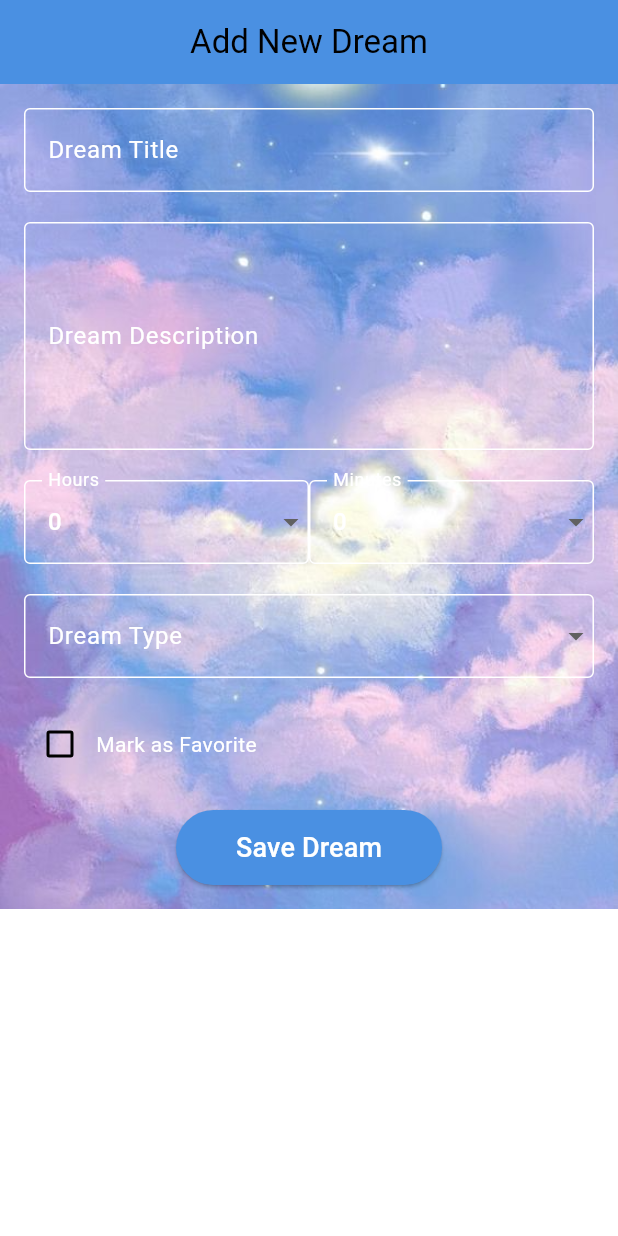
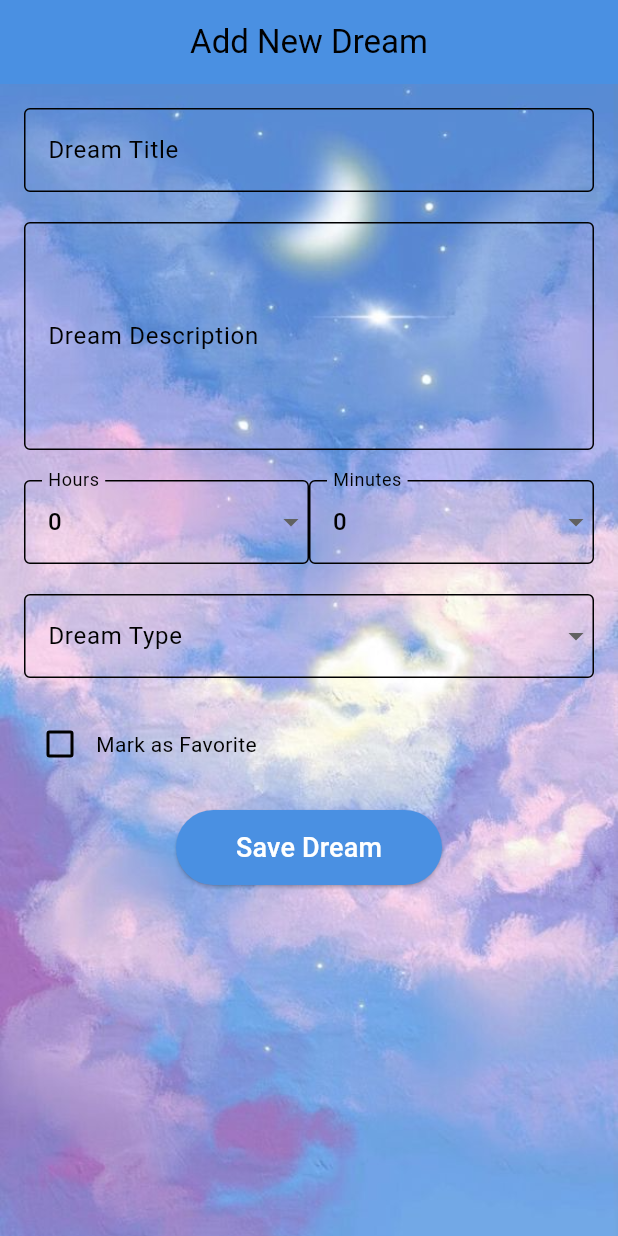
Before and after one commit to SoLixie/DreamLog, a Flutter app: the AddDreamScreen screen opened directly, on a phone screen of 412 x 824 dp. Run offline on Flutter 3.47's test engine with Material 3 defaults, Android fonts, the phone set to English and light mode, and no system bars; our stand-ins replace sensors_plus, sqflite; accounts and stored records are empty.

Commit message:
Updated UI and fixed layout issues

```diff
--- a/lib/add_dream.dart
+++ b/lib/add_dream.dart
@@ -98,6 +98,7 @@ class _AddDreamScreenState extends State<AddDreamScreen> {
         leading: Container(),
       ),
       body: Container(
+        height: MediaQuery.of(context).size.height, // Ensure full height of the screen
         decoration: BoxDecoration(
           image: DecorationImage(
             image: AssetImage('assets/images/background.png'),
@@ -115,6 +116,7 @@ class _AddDreamScreenState extends State<AddDreamScreen> {
                   label: 'Dream Title',
                   controller: _titleController,
                   maxLines: 1,
+                  textColor: Colors.black,  // Set text color to black for better visibility
                 ),
                 const SizedBox(height: 20),
 
@@ -123,6 +125,7 @@ class _AddDreamScreenState extends State<AddDreamScreen> {
                   label: 'Dream Description',
                   controller: _descriptionController,
                   maxLines: 5,
+                  textColor: Colors.black,  // Set text color to black for better visibility
                 ),
                 const SizedBox(height: 20),
 
@@ -147,6 +150,7 @@ class _AddDreamScreenState extends State<AddDreamScreen> {
                       _selectedDreamType = newValue;
                     });
                   },
+                  textColor: Colors.black,  // Set text color to black for better visibility
                 ),
                 const SizedBox(height: 20),
 
@@ -163,7 +167,7 @@ class _AddDreamScreenState extends State<AddDreamScreen> {
                     ),
                     const Text(
                       'Mark as Favorite',
-                      style: TextStyle(color: Colors.white),
+                      style: TextStyle(color: Colors.black),  // Set text color to black for visibility
                     ),
                   ],
                 ),
@@ -196,21 +200,22 @@ class _AddDreamScreenState extends State<AddDreamScreen> {
     required String label,
     required TextEditingController controller,
     required int maxLines,
+    required Color textColor,
   }) {
     return TextField(
       controller: controller,
       maxLines: maxLines,
       decoration: InputDecoration(
         labelText: label,
-        labelStyle: const TextStyle(color: Colors.white),
+        labelStyle: TextStyle(color: textColor),
         enabledBorder: OutlineInputBorder(
-          borderSide: const BorderSide(color: Colors.white),
+          borderSide: BorderSide(color: textColor),
         ),
         focusedBorder: OutlineInputBorder(
-          borderSide: const BorderSide(color: Colors.white),
+          borderSide: BorderSide(color: textColor),
         ),
       ),
-      style: const TextStyle(color: Colors.white),
+      style: TextStyle(color: textColor),
     );
   }
 
@@ -256,18 +261,18 @@ class _AddDreamScreenState extends State<AddDreamScreen> {
         onChanged: onChanged,
         decoration: InputDecoration(
           labelText: label,
-          labelStyle: const TextStyle(color: Colors.white),
+          labelStyle: const TextStyle(color: Colors.black),
           enabledBorder: OutlineInputBorder(
-            borderSide: const BorderSide(color: Colors.white),
+            borderSide: const BorderSide(color: Colors.black),
           ),
           focusedBorder: OutlineInputBorder(
-            borderSide: const BorderSide(color: Colors.white),
+            borderSide: const BorderSide(color: Colors.black),
           ),
         ),
         items: items.map((int value) {
           return DropdownMenuItem<int>(
             value: value,
-            child: Text(value.toString(), style: const TextStyle(color: Colors.white)),
+            child: Text(value.toString(), style: const TextStyle(color: Colors.black)),
           );
         }).toList(),
       ),
@@ -280,24 +285,25 @@ class _AddDreamScreenState extends State<AddDreamScreen> {
     required String? value,
     required List<String> items,
     required ValueChanged<String?> onChanged,
+    required Color textColor,
   }) {
     return DropdownButtonFormField<String>(
       value: value,
       onChanged: onChanged,
       decoration: InputDecoration(
         labelText: label,
-        labelStyle: const TextStyle(color: Colors.white),
+        labelStyle: TextStyle(color: textColor),
         enabledBorder: OutlineInputBorder(
-          borderSide: const BorderSide(color: Colors.white),
+          borderSide: BorderSide(color: textColor),
         ),
         focusedBorder: OutlineInputBorder(
-          borderSide: const BorderSide(color: Colors.white),
+          borderSide: BorderSide(color: textColor),
         ),
       ),
       items: items.map((String value) {
         return DropdownMenuItem<String>(
           value: value,
-          child: Text(value, style: const TextStyle(color: Colors.white)),
+          child: Text(value, style: TextStyle(color: textColor)),
         );
       }).toList(),
     );
```
Also changed, not shown: 1 other file.
